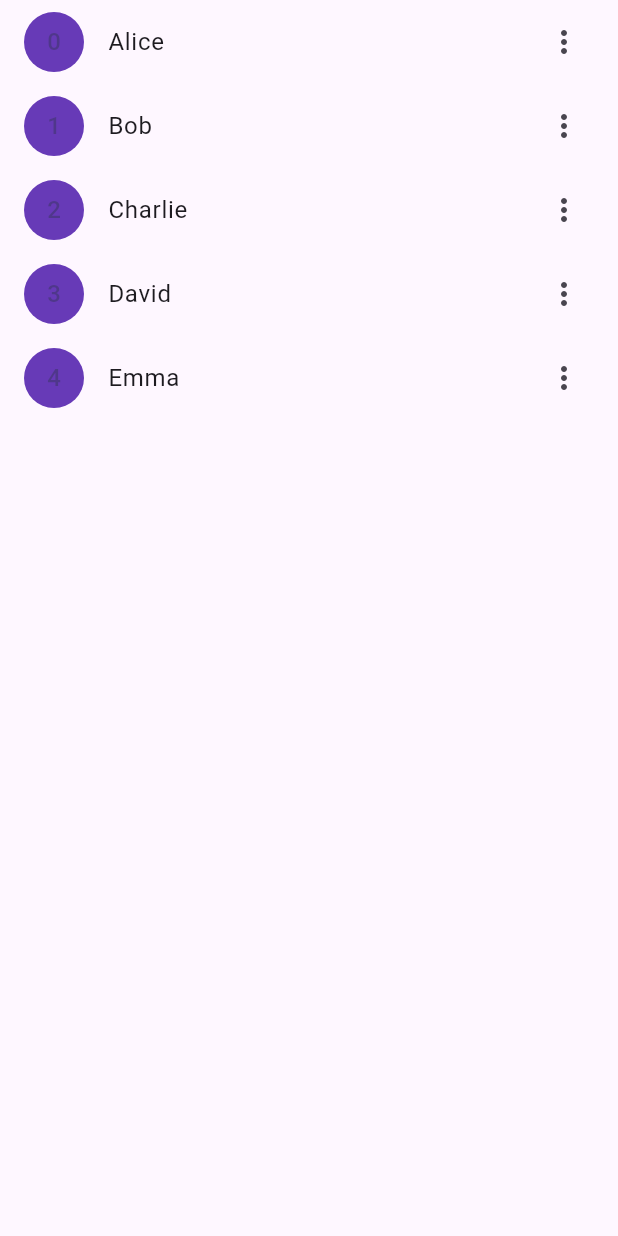
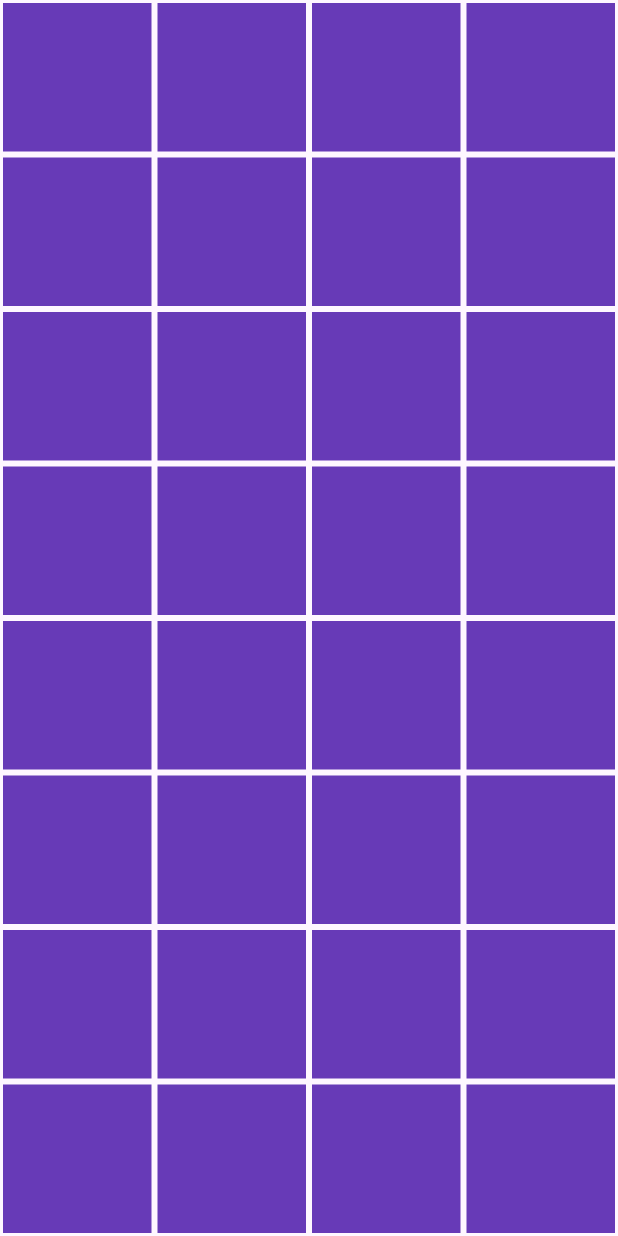
Before and after one commit to zonafar/liste_a_faire, a Flutter app: the screen it shows after launch, on a phone screen of 412 x 824 dp. Run offline on Flutter 3.47's test engine with Material 3 defaults, Android fonts, the phone set to English and light mode, and no system bars.

Commit message:
gridview widget

```diff
--- a/lib/main.dart
+++ b/lib/main.dart
@@ -16,14 +16,26 @@
       debugShowCheckedModeBanner: false,
       home: Scaffold(
         // backgroundColor: Colors.deepPurple[100],
-        body: ListView.builder(
-          itemCount: names.length,
-          itemBuilder: ((context, index) => ListTile(
-            title: Text(names[index]),
-            trailing: Icon(Icons.more_vert_rounded),
-            leading: CircleAvatar(backgroundColor: Colors.deepPurple,child: Text(index.toString()),),
-          )))
+        body: GridView.builder(
+          itemCount: 64,
+          gridDelegate: SliverGridDelegateWithFixedCrossAxisCount(crossAxisCount: 4),
+         itemBuilder: (context, index) => Container(
+          color: Colors.deepPurple,
+          margin: EdgeInsetsDirectional.all(2),
+          ),)
       ),
     );
   }
 }
+
+/*
+ - gridView
+ - stack
+ - navigation {
+    nav bar
+    footer nav
+    back nav
+ }
+ - Counter app
+
+*/
```
